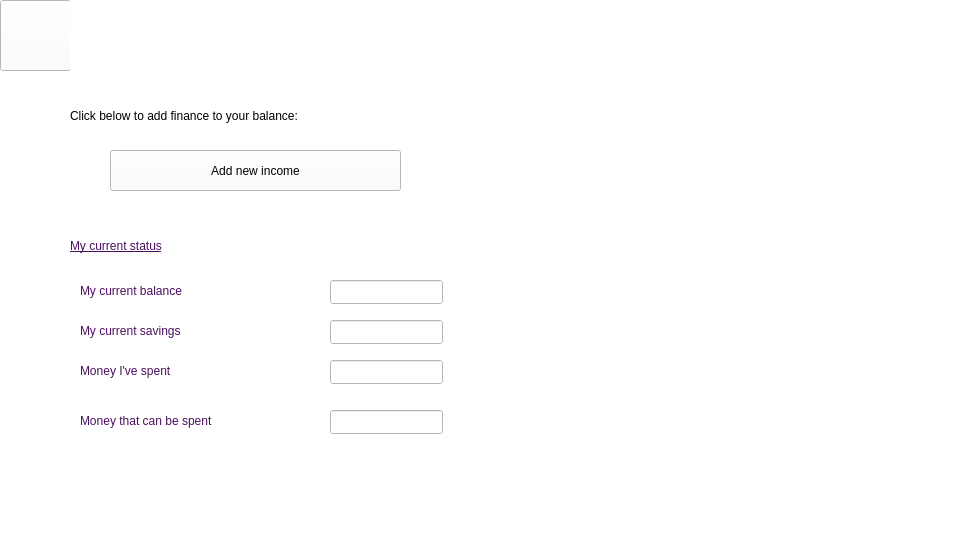
The window that checkbalance.ui (Nirjaraa/spendwise) describes before a commit, drawn with Qt 5.
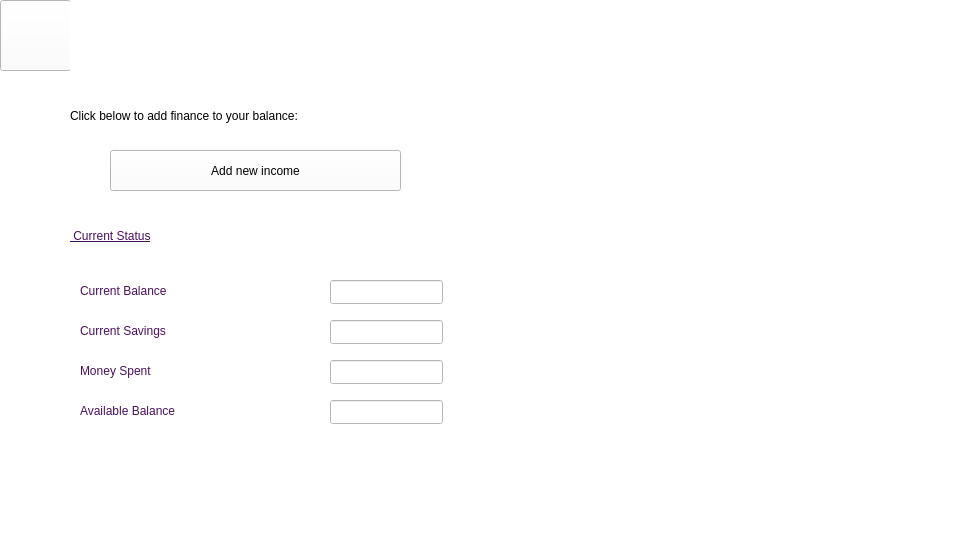
The same window after the commit. Icons and pictures are not drawn.

The edit to the form file:
```diff
--- a/checkbalance.ui
+++ b/checkbalance.ui
@@ -65,7 +65,7 @@
  color:rgb(75,15,96);</string>
     </property>
     <property name="text">
-     <string>My current balance</string>
+     <string>Current Balance</string>
     </property>
    </widget>
    <widget class="QLineEdit" name="lineEdit">
@@ -111,20 +111,20 @@
     <property name="geometry">
      <rect>
       <x>330</x>
-      <y>410</y>
-      <width>113</width>
-      <height>24</height>
-     </rect>
-    </property>
-    <property name="text">
-     <string/>
-    </property>
-   </widget>
-   <widget class="QLabel" name="label_10">
-    <property name="geometry">
-     <rect>
-      <x>80</x>
       <y>400</y>
+      <width>113</width>
+      <height>24</height>
+     </rect>
+    </property>
+    <property name="text">
+     <string/>
+    </property>
+   </widget>
+   <widget class="QLabel" name="label_10">
+    <property name="geometry">
+     <rect>
+      <x>80</x>
+      <y>390</y>
       <width>211</width>
       <height>41</height>
      </rect>
@@ -134,7 +134,7 @@
  color:rgb(75,15,96);</string>
     </property>
     <property name="text">
-     <string>Money that can be spent</string>
+     <string>Available Balance</string>
     </property>
    </widget>
    <widget class="QLabel" name="label_12">
@@ -151,7 +151,7 @@
  color:rgb(75,15,96);</string>
     </property>
     <property name="text">
-     <string>Money I've spent</string>
+     <string>Money Spent</string>
     </property>
    </widget>
    <widget class="QLabel" name="label_13">
@@ -168,7 +168,7 @@
  color:rgb(75,15,96);</string>
     </property>
     <property name="text">
-     <string>My current savings</string>
+     <string>Current Savings</string>
     </property>
    </widget>
    <widget class="QLabel" name="label_3">
@@ -192,7 +192,7 @@
     <property name="geometry">
      <rect>
       <x>70</x>
-      <y>230</y>
+      <y>220</y>
       <width>221</width>
       <height>31</height>
      </rect>
@@ -205,7 +205,7 @@
  </string>
     </property>
     <property name="text">
-     <string>My current status</string>
+     <string> Current Status</string>
     </property>
    </widget>
    <widget class="QPushButton" name="pushButton">
@@ -227,8 +227,8 @@
    <widget class="QLabel" name="label">
     <property name="geometry">
      <rect>
-      <x>500</x>
-      <y>110</y>
+      <x>510</x>
+      <y>90</y>
       <width>381</width>
       <height>351</height>
      </rect>
```
Left out of the diff: 8 changed lines with no effect on the pictures.
